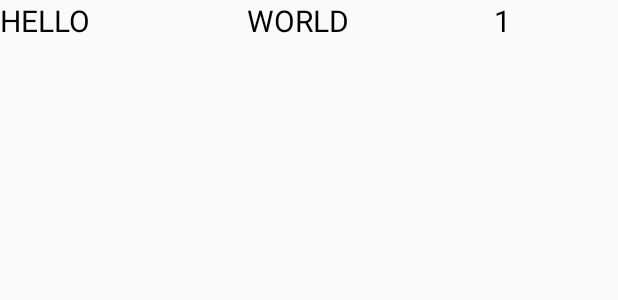
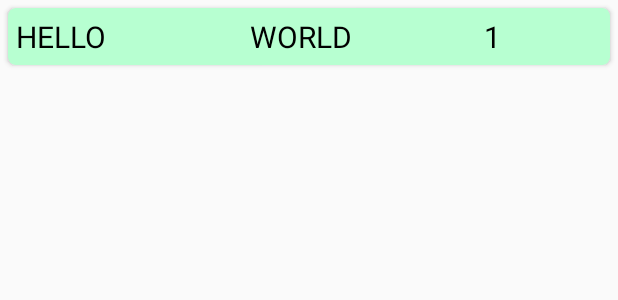
Before and after one commit to XavisaurusRex/artportfolio, an Android app: the layout viewholder_simplyartwork.xml on its own in the app's theme, with its tools: preview values and no code run, on a phone screen of 412 x 824 dp. Shown: the top 300 px of the screen. Run offline under Robolectric (Android 15) with nearby library versions, the phone set to English and light mode, and no system bars; network calls fail.

Commit message:
center image and change complex layout a but

```diff
--- /dev/null
+++ b/app/src/main/res/drawable/complexartwork_image_count_bg.xml
@@ -0,0 +1,5 @@
+<?xml version="1.0" encoding="utf-8"?>
+<shape xmlns:android="http://schemas.android.com/apk/res/android">
+    <solid android:color="@color/viewholder_complexartwork_imagecounter_bg_color" />
+    <corners android:bottomLeftRadius="3dp" />
+</shape>
--- a/app/src/main/res/layout/viewholder_simplyartwork.xml
+++ b/app/src/main/res/layout/viewholder_simplyartwork.xml
@@ -1,7 +1,22 @@
 <?xml version="1.0" encoding="utf-8"?>
-<LinearLayout xmlns:android="http://schemas.android.com/apk/res/android"
+
+<androidx.cardview.widget.CardView xmlns:android="http://schemas.android.com/apk/res/android"
+    xmlns:app="http://schemas.android.com/apk/res-auto"
     android:layout_width="match_parent"
     android:layout_height="wrap_content"
+    android:layout_marginHorizontal="5dp"
+    android:layout_marginVertical="5dp"
+    android:clickable="true"
+    android:elevation="4dp"
+    android:focusable="true"
+    android:foreground="?android:attr/selectableItemBackground"
+    app:cardBackgroundColor="@color/rcy_item_simplyartwork"
+    app:cardCornerRadius="5dp">
+
+    <LinearLayout
+        android:layout_width="match_parent"
+        android:layout_height="wrap_content"
+        android:layout_margin="5dp"
         android:orientation="horizontal">
 
         <TextView
@@ -9,23 +24,26 @@
             android:layout_width="0dp"
             android:layout_height="wrap_content"
             android:layout_weight="1"
+            android:text="HELLO"
             android:textAppearance="@style/Widget.MaterialComponents.TextView"
-        android:text="HELLO"
-        android:textSize="20sp"/>
+            android:textSize="20sp" />
+
         <TextView
             android:id="@+id/tvWorld"
             android:layout_width="0dp"
             android:layout_height="wrap_content"
             android:layout_weight="1"
+            android:text="WORLD"
             android:textAppearance="@style/Widget.MaterialComponents.TextView"
-        android:text="WORLD"
-        android:textSize="20sp"/>
+            android:textSize="20sp" />
+
         <TextView
             android:id="@+id/tvCounter"
             android:layout_width="0dp"
             android:layout_height="wrap_content"
             android:layout_weight="0.5"
+            android:text="1"
             android:textAppearance="@style/Widget.MaterialComponents.TextView"
-        android:text="1"
-        android:textSize="20sp"/>
+            android:textSize="20sp" />
     </LinearLayout>
+</androidx.cardview.widget.CardView>
--- a/app/src/main/res/values/colors.xml
+++ b/app/src/main/res/values/colors.xml
@@ -7,4 +7,7 @@
     <color name="progressbar_loading_background">#FFFFFF</color>
     <color name="white">#FFFFFF</color>
     <color name="transparent">#00000000</color>
+    <color name="rcy_item_complexartwork">#D8E7FF</color>
+    <color name="viewholder_complexartwork_imagecounter_bg_color">#B0FFFFFF</color>
+    <color name="rcy_item_simplyartwork">#B7FFD1</color>
 </resources>
```
Also changed, not shown: app/src/main/java/cat/devsofthecoast/artporfolio/artworks/model/api/ApiArtwork.java (+9 -0 lines), app/src/main/java/cat/devsofthecoast/artporfolio/artworks/model/api/ApiCreator.java (added, +67 -0 lines), app/src/main/java/cat/devsofthecoast/artporfolio/artworks/view/widgets/adapter/viewholders/ArtworkComplexViewHolder.java (+7 -1 lines), app/src/main/java/cat/devsofthecoast/artporfolio/artworks/view/widgets/adapter/viewholders/ArtworkSimplyViewHolder.java (+7 -3 lines), app/src/main/res/layout/viewholder_complexartwork.xml (+61 -13 lines). Lines whose indentation alone changed are shown as unchanged.
